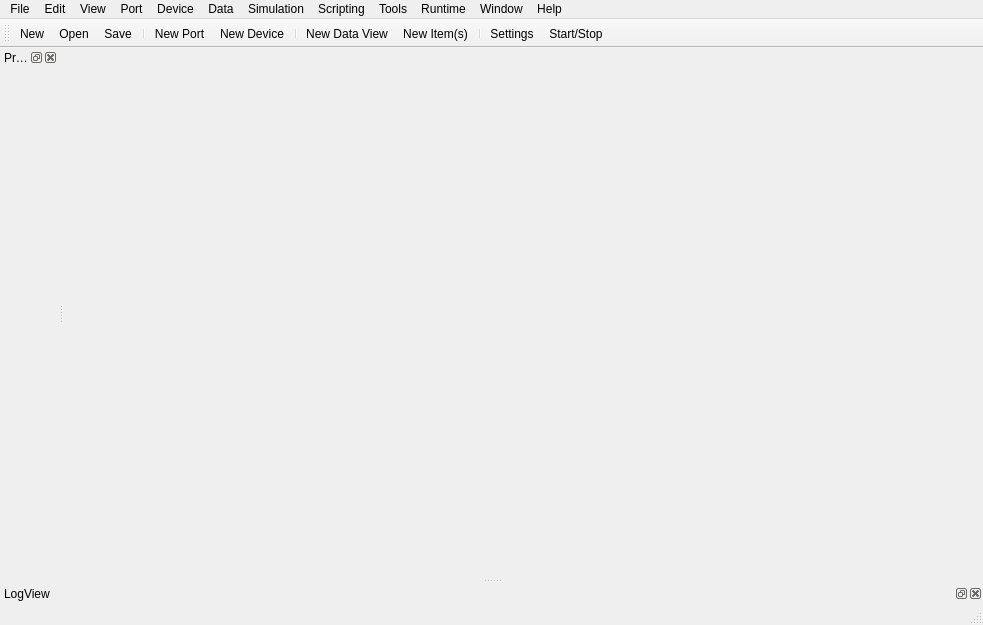
Old version of the form src/server/gui/server_ui.ui in the repository serhmarch/ModbusTools.
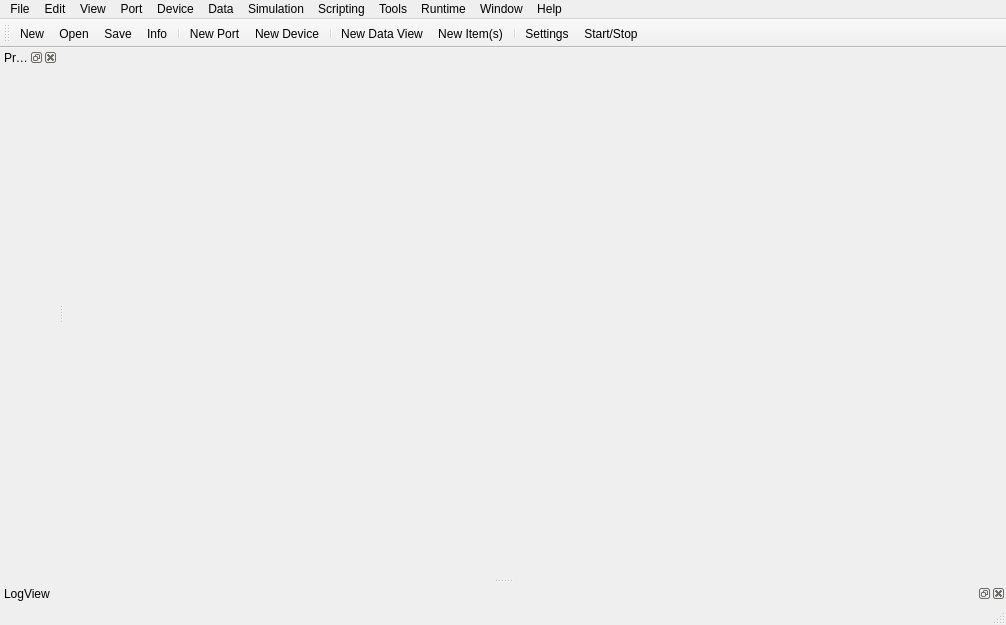
New version of the form. Icons and pictures are not drawn.

Commit message: Add info icon

Patch:
```diff
--- a/src/server/gui/server_ui.ui
+++ b/src/server/gui/server_ui.ui
@@ -6,7 +6,7 @@
    <rect>
     <x>0</x>
     <y>0</y>
-    <width>983</width>
+    <width>1006</width>
     <height>625</height>
    </rect>
   </property>
@@ -41,7 +41,7 @@
     <rect>
      <x>0</x>
      <y>0</y>
-     <width>983</width>
+     <width>1006</width>
      <height>21</height>
     </rect>
    </property>
@@ -300,6 +300,7 @@
    <addaction name="actionFileNew"/>
    <addaction name="actionFileOpen"/>
    <addaction name="actionFileSave"/>
+   <addaction name="actionFileInfo"/>
    <addaction name="separator"/>
    <addaction name="actionPortNew"/>
    <addaction name="actionDeviceNew"/>
```
Left out of the diff: 4 changed lines with no effect on the pictures. The commit also changes 4 other files.
